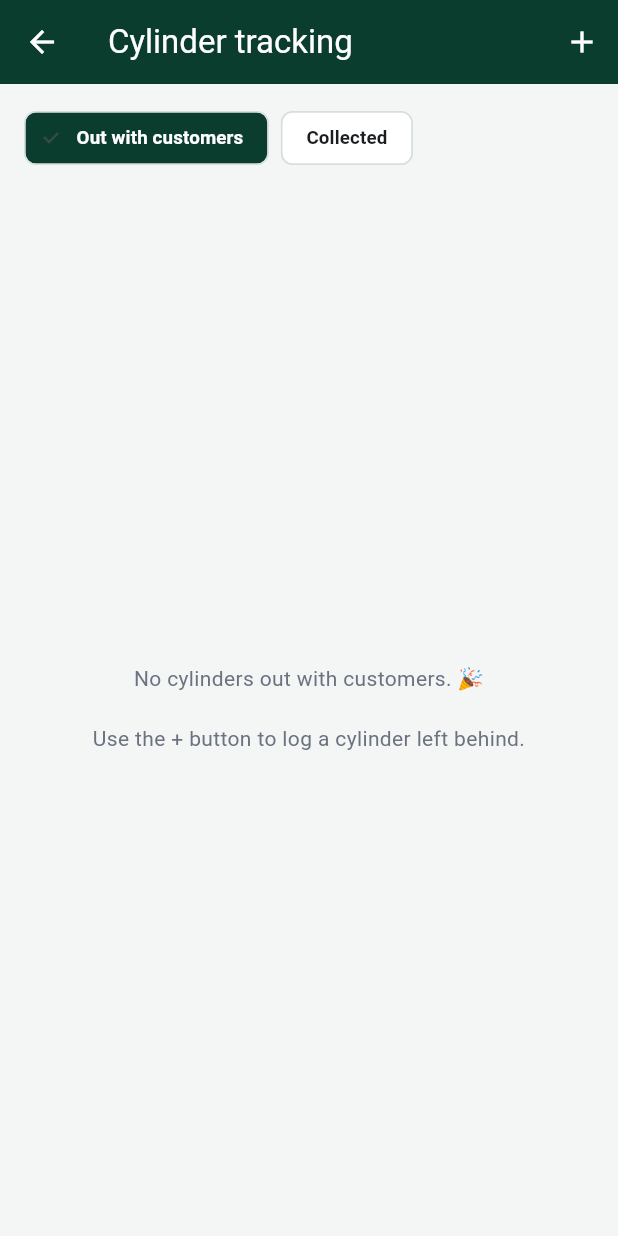
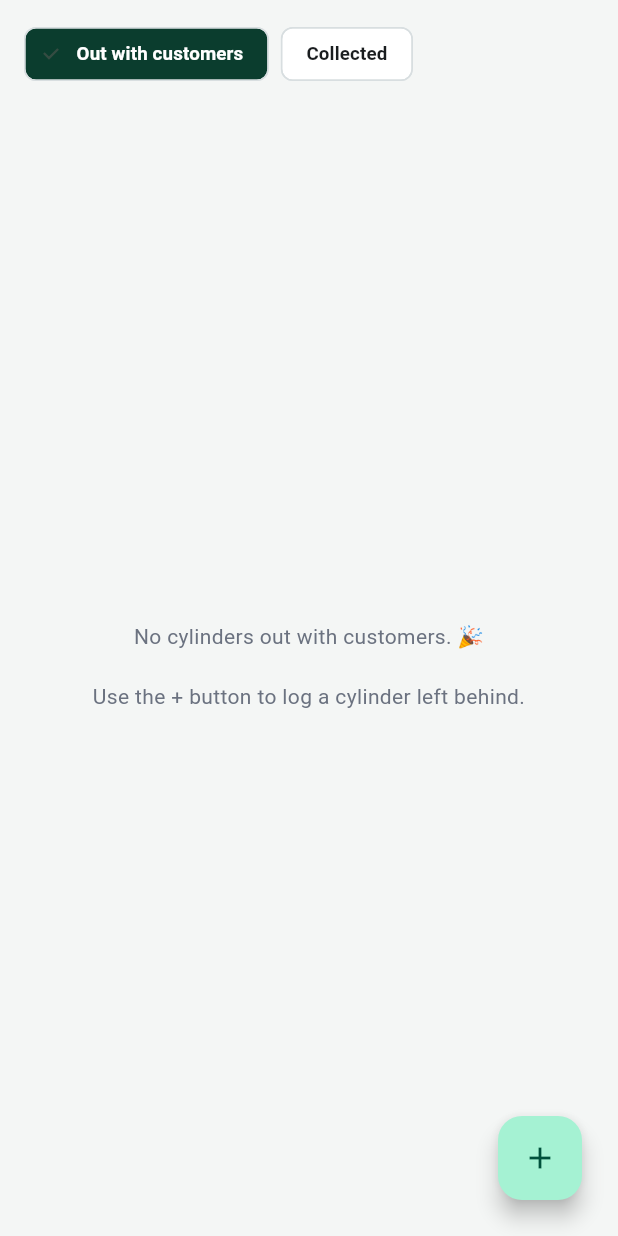
Before and after one commit to Jack-Murimi/arena_ai_gateway_gas, a Flutter app: the CylinderTrackingPage widget shown alone on an empty page, opened directly, on a phone screen of 412 x 824 dp. Run offline on Flutter 3.47's test engine with Material 3 defaults, Android fonts, the phone set to English and light mode, and no system bars; our stand-ins replace pdf, printing, share_plus, supabase_flutter; accounts and stored records are empty.

Commit message:
Fix double heading on drawer pages (inner AppBar removed)
Cylinder tracking, Cylinder follow-ups, Cylinder fleet and Supplier
prices each had their own Scaffold+AppBar on top of the drawer
wrapper's AppBar -> double heading. Removed the inner Scaffolds:
- tracking: '+' becomes a floating action button
- fleet: history button moves next to the branch dropdown
- follow-ups / supplier prices: return their body directly

```diff
--- a/lib/features/cylinders/cylinder_tracking_page.dart
+++ b/lib/features/cylinders/cylinder_tracking_page.dart
@@ -89,19 +89,10 @@ class _CylinderTrackingPageState extends State<CylinderTrackingPage> {
 
   @override
   Widget build(BuildContext context) {
-    return Scaffold(
-      appBar: AppBar(
-        title: const Text('Cylinder tracking'),
-        actions: [
-          IconButton(
-            tooltip: 'Log cylinder left',
-            icon: const Icon(Icons.add),
-            onPressed: _logLeft,
-          ),
-        ],
-      ),
-      body: Column(
-        children: [
+    return Stack(
+      children: [
+        Column(
+          children: [
           Padding(
             padding: const EdgeInsets.fromLTRB(16, 12, 16, 4),
             child: Row(
@@ -133,9 +124,20 @@ class _CylinderTrackingPageState extends State<CylinderTrackingPage> {
               ],
             ),
           ),
-          Expanded(child: _buildBody()),
-        ],
-      ),
+            Expanded(child: _buildBody()),
+          ],
+        ),
+        Positioned(
+          right: 24,
+          bottom: 24,
+          child: FloatingActionButton(
+            heroTag: 'log-cylinder-left',
+            tooltip: 'Log cylinder left',
+            onPressed: _logLeft,
+            child: const Icon(Icons.add),
+          ),
+        ),
+      ],
     );
   }
 
```
Also changed, not shown: lib/features/cylinders/cylinder_fleet_page.dart (+12 -13 lines), lib/features/cylinders/exchange_alerts_page.dart (+2 -5 lines), lib/features/suppliers/supplier_prices_page.dart (+2 -5 lines).
